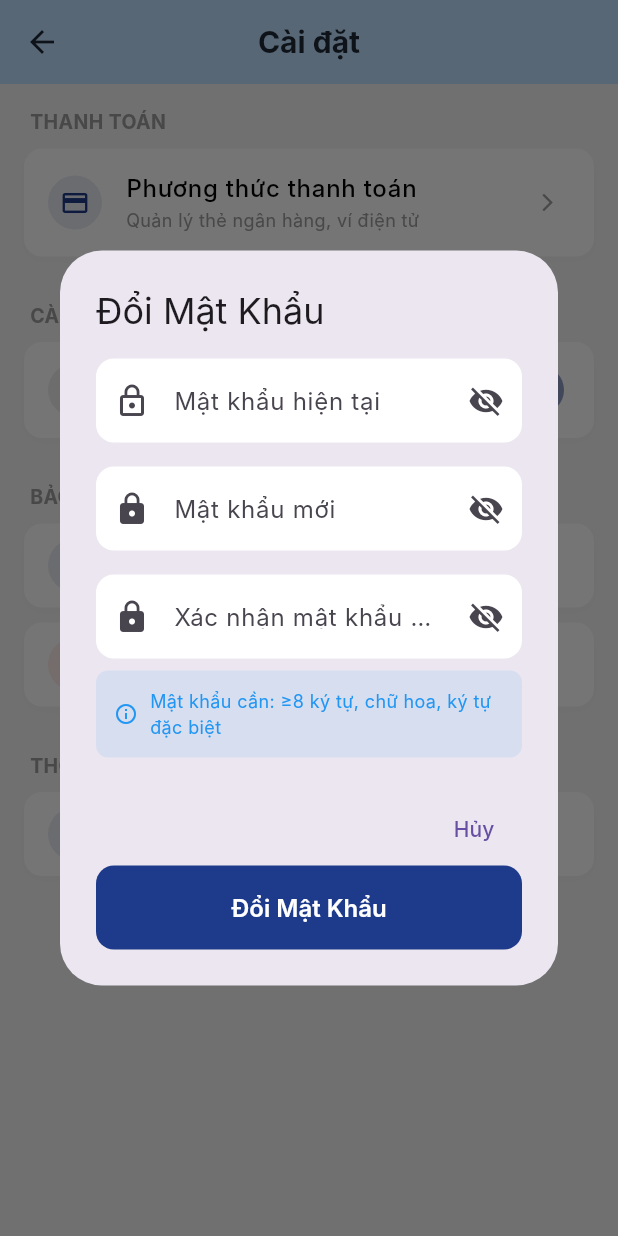
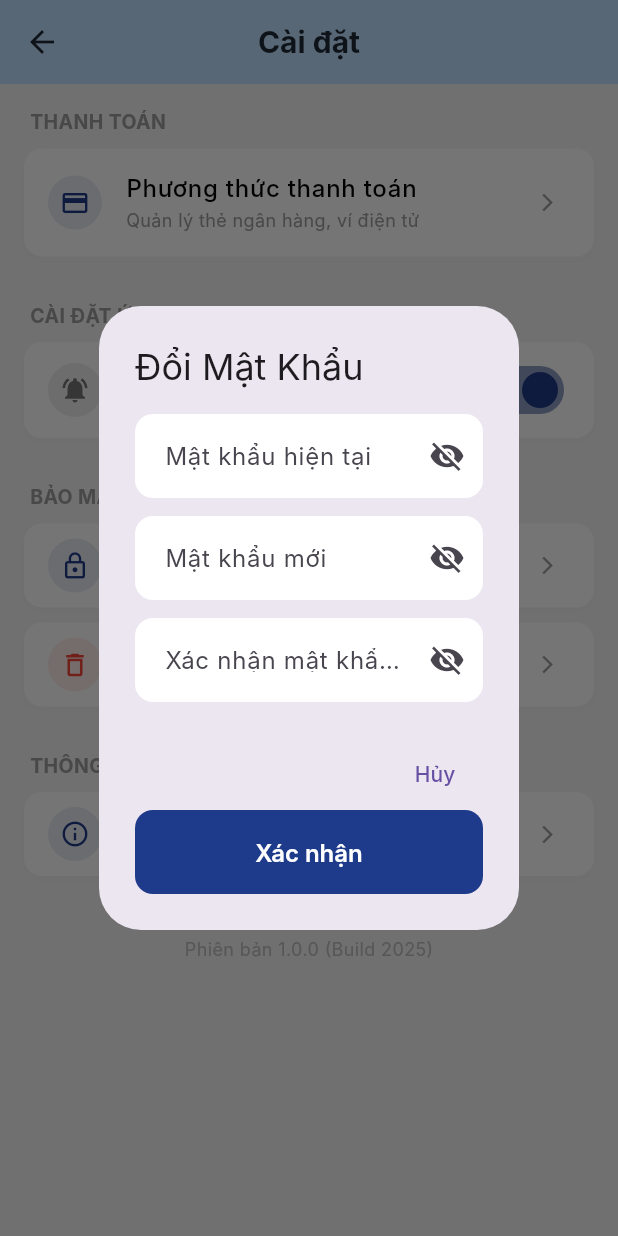
Before and after one commit to HuynChm104/LTDD_Nhom3, a Flutter app: the SettingsScreen screen opened directly, after a tap on "Đổi mật khẩu", on a phone screen of 412 x 824 dp. Run offline on Flutter 3.47's test engine with Material 3 defaults, Android fonts, the phone set to English and light mode, and no system bars; our stand-ins replace cached_network_image, cloud_firestore, dotted_line, firebase_auth, firebase_core, flutter_animate and 7 more; missing offline and left inert: cloudinary_public, flutter_facebook_auth; accounts and stored records are empty; network calls fail; Roboto replaces fonts that are missing (Inter).

Commit message:
Đổi mật khẩu

```diff
--- a/lib/main.dart
+++ b/lib/main.dart
@@ -160,6 +160,10 @@ class _MainShellState extends State<MainShell> {
   @override
   void initState() {
     super.initState();
+    final userId = context.read<AuthProvider>().user?.id;
+    if (userId != null) {
+      context.read<OrderProvider>().listenToOrderChanges(userId);
+    }
     _pages = [
       const HomeScreen(),
       const VoucherScreen(),
--- a/lib/models/user_model.dart
+++ b/lib/models/user_model.dart
@@ -22,6 +22,7 @@ class UserModel {
     required this.favoriteBranch,
     required this.avatar,
     required this.createdAt,
+
   });
 
 
--- a/lib/providers/product_provider.dart
+++ b/lib/providers/product_provider.dart
@@ -2,7 +2,7 @@ import 'dart:async';
 import 'package:flutter/material.dart';
 import '../models/product_model.dart';
 import '../services/product_service.dart';
-import '../services/db_helper.dart'; // Import file DBHelper bạn vừa tạo
+import '../services/sqlite/db_helper.dart'; // Import file DBHelper bạn vừa tạo
 
 class ProductProvider extends ChangeNotifier {
   Map<String, ProductModel> _products = {};
--- a/lib/screens/home/home_screen.dart
+++ b/lib/screens/home/home_screen.dart
@@ -1,8 +1,11 @@
 // lib/screens/home/home_screen.dart
 import 'dart:async';
 import 'package:flutter/material.dart';
+import 'package:http/http.dart';
 
 import '../../models/product_model.dart';
+import '../../providers/auth_provider.dart';
+import '../../providers/order_provider.dart';
 import '../../services/product_service.dart';
 import '../../utils/constants.dart';
 import '../../utils/string_helper.dart'; // File chứa hàm removeDiacritics
--- a/lib/screens/profile/khac/setting_screen.dart
+++ b/lib/screens/profile/khac/setting_screen.dart
@@ -18,23 +18,27 @@ class SettingsScreen extends StatefulWidget {
 class _SettingsScreenState extends State<SettingsScreen> {
   bool _receiveNotification = true;
   final User? user = FirebaseAuth.instance.currentUser;
+  String? _globalError;
 
   // --- HÀM 1: ĐỔI MẬT KHẨU TRONG APP ---
   Future<void> _changePassword(BuildContext context) async {
-    // Controllers cho dialog
-    final currentPasswordController = TextEditingController();
-    final newPasswordController = TextEditingController();
-    final confirmPasswordController = TextEditingController();
+    await showDialog(
+      context: context,
+      barrierDismissible: false,
+      builder: (dContext) {
+        final curPass = TextEditingController();
+        final newPass = TextEditingController();
+        final confPass = TextEditingController();
         final formKey = GlobalKey<FormState>();
 
-    bool obscureCurrentPassword = true;
-    bool obscureNewPassword = true;
-    bool obscureConfirmPassword = true;
+        bool obscureCur = true;
+        bool obscureNew = true;
+        bool obscureConf = true;
+        String? localError;
 
-    showDialog(
-      context: context,
-      builder: (dialogContext) => StatefulBuilder(
-        builder: (context, setState) => AlertDialog(
+        return StatefulBuilder(
+          builder: (stContext, setDialogState) {
+            return AlertDialog(
               title: const Text("Đổi Mật Khẩu"),
               content: Form(
                 key: formKey,
@@ -42,112 +46,54 @@ class _SettingsScreenState extends State<SettingsScreen> {
                   child: Column(
                     mainAxisSize: MainAxisSize.min,
                     children: [
-                  // Mật khẩu hiện tại
+                      if (localError != null)
+                        Padding(
+                          padding: const EdgeInsets.only(bottom: 12),
+                          child: Text(
+                            localError!,
+                            style: const TextStyle(color: Colors.red, fontSize: 13),
+                          ),
+                        ),
+
                       TextFormField(
-                    controller: currentPasswordController,
-                    obscureText: obscureCurrentPassword,
+                        controller: curPass,
+                        obscureText: obscureCur,
                         decoration: InputDecoration(
                           labelText: "Mật khẩu hiện tại",
-                      prefixIcon: const Icon(Icons.lock_outline),
                           suffixIcon: IconButton(
-                        icon: Icon(
-                          obscureCurrentPassword ? Icons.visibility_off : Icons.visibility,
-                        ),
-                        onPressed: () {
-                          setState(() => obscureCurrentPassword = !obscureCurrentPassword);
-                        },
+                            icon: Icon(obscureCur ? Icons.visibility_off : Icons.visibility),
+                            onPressed: () => setDialogState(() => obscureCur = !obscureCur),
                           ),
                         ),
-                    validator: (value) {
-                      if (value == null || value.isEmpty) {
-                        return 'Vui lòng nhập mật khẩu hiện tại';
-                      }
-                      return null;
-                    },
+                        validator: (v) => v == null || v.isEmpty ? 'Vui lòng nhập mật khẩu cũ' : null,
                       ),
-                  const SizedBox(height: 16),
+                      const SizedBox(height: 12),
 
-                  // Mật khẩu mới
                       TextFormField(
-                    controller: newPasswordController,
-                    obscureText: obscureNewPassword,
+                        controller: newPass,
+                        obscureText: obscureNew,
                         decoration: InputDecoration(
                           labelText: "Mật khẩu mới",
-                      prefixIcon: const Icon(Icons.lock),
                           suffixIcon: IconButton(
-                        icon: Icon(
-                          obscureNewPassword ? Icons.visibility_off : Icons.visibility,
-                        ),
-                        onPressed: () {
-                          setState(() => obscureNewPassword = !obscureNewPassword);
-                        },
+                            icon: Icon(obscureNew ? Icons.visibility_off : Icons.visibility),
+                            onPressed: () => setDialogState(() => obscureNew = !obscureNew),
                           ),
                         ),
-                    validator: (value) {
-                      if (value == null || value.isEmpty) {
-                        return 'Vui lòng nhập mật khẩu mới';
-                      }
-                      if (value.length < 8) {
-                        return 'Mật khẩu phải có ít nhất 8 ký tự';
-                      }
-                      if (!value.contains(RegExp(r'[A-Z]'))) {
-                        return 'Mật khẩu phải chứa ít nhất 1 chữ hoa';
-                      }
-                      if (!value.contains(RegExp(r'[!@#$%^&*(),.?":{}|<>]'))) {
-                        return 'Mật khẩu phải chứa ít nhất 1 ký tự đặc biệt';
-                      }
-                      return null;
-                    },
+                        validator: (v) => v == null || v.length < 8 ? 'Mật khẩu mới ít nhất 8 ký tự' : null,
                       ),
-                  const SizedBox(height: 16),
+                      const SizedBox(height: 12),
 
-                  // Xác nhận mật khẩu mới
                       TextFormField(
-                    controller: confirmPasswordController,
-                    obscureText: obscureConfirmPassword,
+                        controller: confPass,
+                        obscureText: obscureConf,
                         decoration: InputDecoration(
                           labelText: "Xác nhận mật khẩu mới",
-                      prefixIcon: const Icon(Icons.lock),
                           suffixIcon: IconButton(
-                        icon: Icon(
-                          obscureConfirmPassword ? Icons.visibility_off : Icons.visibility,
-                        ),
-                        onPressed: () {
-                          setState(() => obscureConfirmPassword = !obscureConfirmPassword);
-                        },
+                            icon: Icon(obscureConf ? Icons.visibility_off : Icons.visibility),
+                            onPressed: () => setDialogState(() => obscureConf = !obscureConf),
                           ),
                         ),
-                    validator: (value) {
-                      if (value == null || value.isEmpty) {
-                        return 'Vui lòng xác nhận mật khẩu';
-                      }
-                      if (value != newPasswordController.text) {
-                        return 'Mật khẩu xác nhận không khớp';
-                      }
-                      return null;
-                    },
-                  ),
-                  const SizedBox(height: 8),
-
-                  // Gợi ý mật khẩu mạnh
-                  Container(
-                    padding: const EdgeInsets.all(12),
-                    decoration: BoxDecoration(
-                      color: Colors.blue.withOpacity(0.1),
-                      borderRadius: BorderRadius.circular(8),
-                    ),
-                    child: const Row(
-                      children: [
-                        Icon(Icons.info_outline, size: 16, color: Colors.blue),
-                        SizedBox(width: 8),
-                        Expanded(
-                          child: Text(
-                            'Mật khẩu cần: ≥8 ký tự, chữ hoa, ký tự đặc biệt',
-                            style: TextStyle(fontSize: 12, color: Colors.blue),
-                          ),
-                        ),
-                      ],
-                    ),
+                        validator: (v) => v != newPass.text ? 'Mật khẩu xác nhận không khớp' : null,
                       ),
                     ],
                   ),
@@ -155,55 +101,48 @@ class _SettingsScreenState extends State<SettingsScreen> {
               ),
               actions: [
                 TextButton(
-              onPressed: () => Navigator.pop(dialogContext),
+                  onPressed: () => Navigator.pop(dContext),
                   child: const Text("Hủy"),
                 ),
                 ElevatedButton(
                   onPressed: () async {
-                if (formKey.currentState!.validate()) {
+                    if (!formKey.currentState!.validate()) return;
+
                     try {
-                    // Đổi mật khẩu
-                    final authService = AuthService();
-                    await authService.changePassword(
-                      currentPassword: currentPasswordController.text,
-                      newPassword: newPasswordController.text,
+                      await AuthService().changePassword(
+                        currentPassword: curPass.text,
+                        newPassword: newPass.text,
                       );
 
                       if (context.mounted) {
-                      Navigator.pop(dialogContext);
+                        Navigator.pop(dContext);
                         ScaffoldMessenger.of(context).showSnackBar(
                           const SnackBar(
                             content: Text("Đổi mật khẩu thành công!"),
-                          backgroundColor: AppColors.success,
+                            backgroundColor: Colors.green,
                           ),
                         );
                       }
                     } catch (e) {
-                    if (context.mounted) {
-                      ScaffoldMessenger.of(context).showSnackBar(
-                        SnackBar(
-                          content: Text(e.toString()),
-                          backgroundColor: AppColors.error,
+                      setDialogState(() {
+                        localError = e.toString().contains('incorrect')
+                            ? "Mật khẩu hiện tại không chính xác"
+                            : "Lỗi hệ thống, vui lòng thử lại";
+                      });
+                    }
+                  },
+                  child: const Text("Xác nhận"),
                 ),
+              ],
+            );
+          },
+        );
+      },
     );
   }
-                  }
-                }
-              },
-              child: const Text("Đổi Mật Khẩu"),
-            ),
-          ],
-        ),
-      ),
-    ).then((_) {
-      // Cleanup sau khi dialog đã đóng hoàn toàn
-      currentPasswordController.dispose();
-      newPasswordController.dispose();
-      confirmPasswordController.dispose();
-    });
-  }
 
-  // --- HÀM 2: XÓA TÀI KHOẢN ---
+
+
   Future<void> _deleteAccount(BuildContext context) async {
     final confirm = await showDialog<bool>(
       context: context,
```
Also changed, not shown: lib/models/product_model.dart (+6 -1 lines), lib/providers/order_provider.dart (+52 -0 lines), lib/services/auth_service.dart (+28 -7 lines), lib/services/sqlite/db_helper.dart (renamed from lib/services/db_helper.dart, +10 -3 lines), pubspec.lock. Lines whose indentation alone changed are shown as unchanged.
